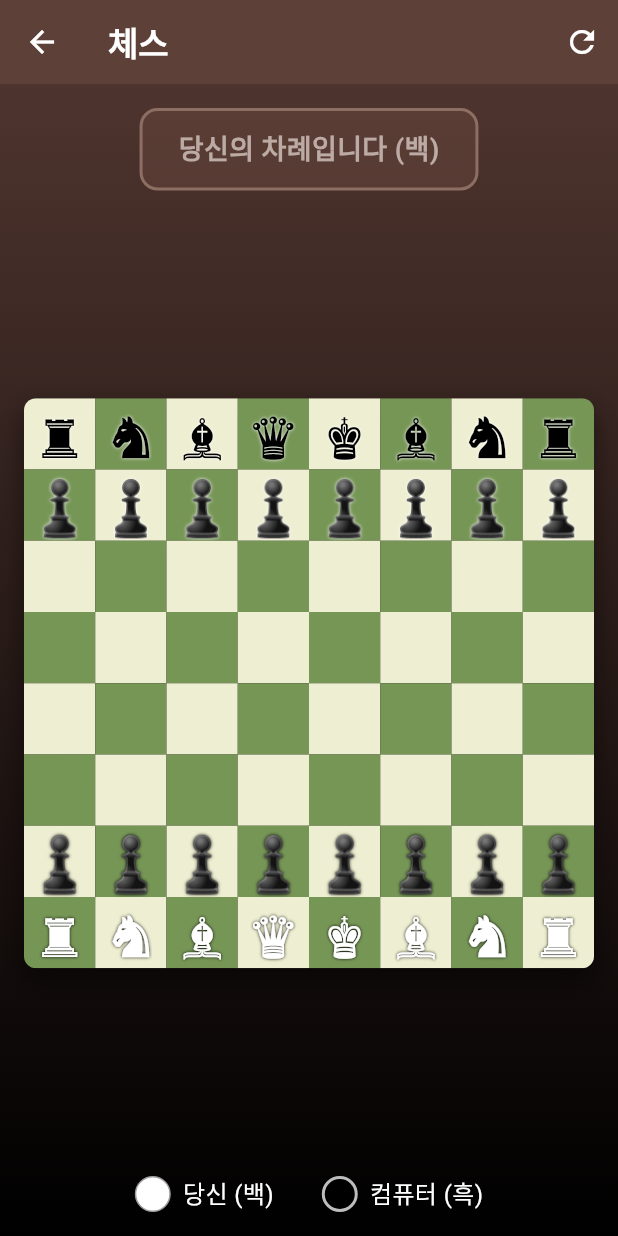
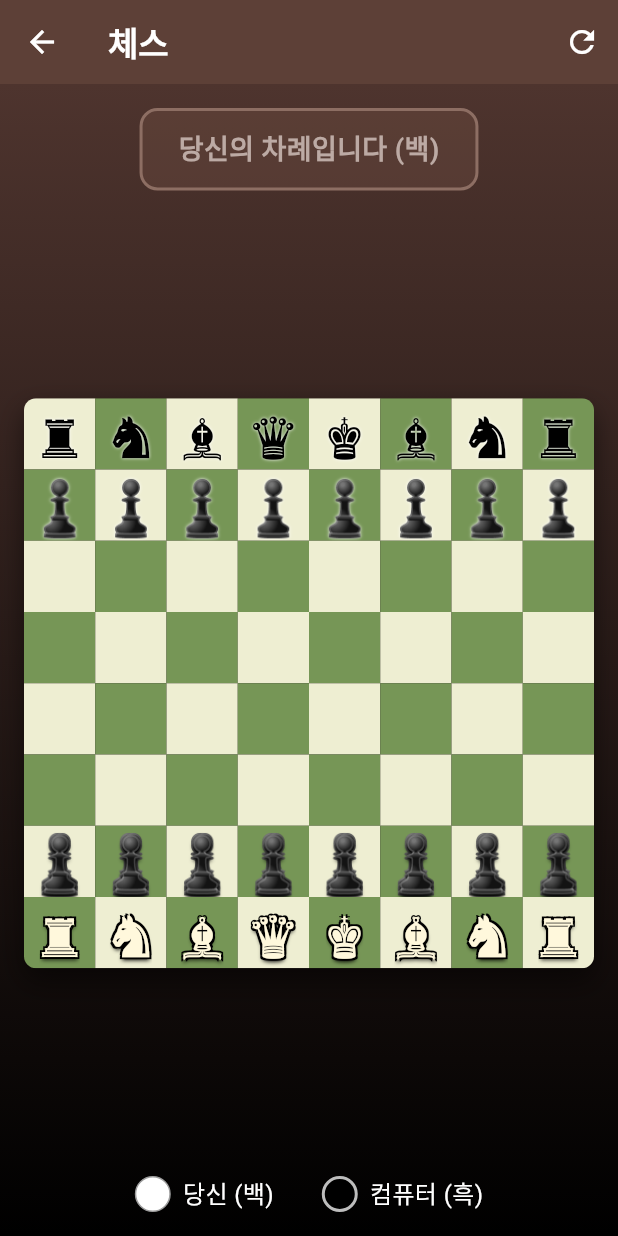
Before and after one commit to mhpark03/games, a Flutter app: the ChessScreen screen opened directly, on a phone screen of 412 x 824 dp. Run offline on Flutter 3.47's test engine with Material 3 defaults, Android fonts, the phone set to English and light mode, and no system bars; our stand-ins replace shared_preferences; accounts and stored records are empty.

Commit message:
체스 흰색 말 가시성 개선
- 흰색 말 색상을 크림색(0xFFFFF8DC)으로 변경
- 검은색 테두리 효과 추가 (4방향 Shadow)
- 밝은 칸에서도 흰색 말이 잘 보이도록 개선

```diff
--- a/lib/games/chess/chess_screen.dart
+++ b/lib/games/chess/chess_screen.dart
@@ -966,16 +966,20 @@ class _ChessScreenState extends State<ChessScreen> {
                   style: TextStyle(
                     fontSize: 36,
                     color: piece.color == PieceColor.white
-                        ? Colors.white
+                        ? const Color(0xFFFFF8DC) // 크림색으로 변경
                         : Colors.black,
-                    shadows: [
-                      Shadow(
-                        color: piece.color == PieceColor.white
-                            ? Colors.black
-                            : Colors.white,
-                        blurRadius: 2,
-                      ),
-                    ],
+                    shadows: piece.color == PieceColor.white
+                        ? const [
+                            // 흰색 말에 검은 테두리 효과
+                            Shadow(offset: Offset(-1.5, -1.5), color: Colors.black),
+                            Shadow(offset: Offset(1.5, -1.5), color: Colors.black),
+                            Shadow(offset: Offset(1.5, 1.5), color: Colors.black),
+                            Shadow(offset: Offset(-1.5, 1.5), color: Colors.black),
+                            Shadow(offset: Offset(0, 2), color: Colors.black, blurRadius: 3),
+                          ]
+                        : const [
+                            Shadow(color: Colors.white, blurRadius: 2),
+                          ],
                   ),
                 ),
               ),
```
